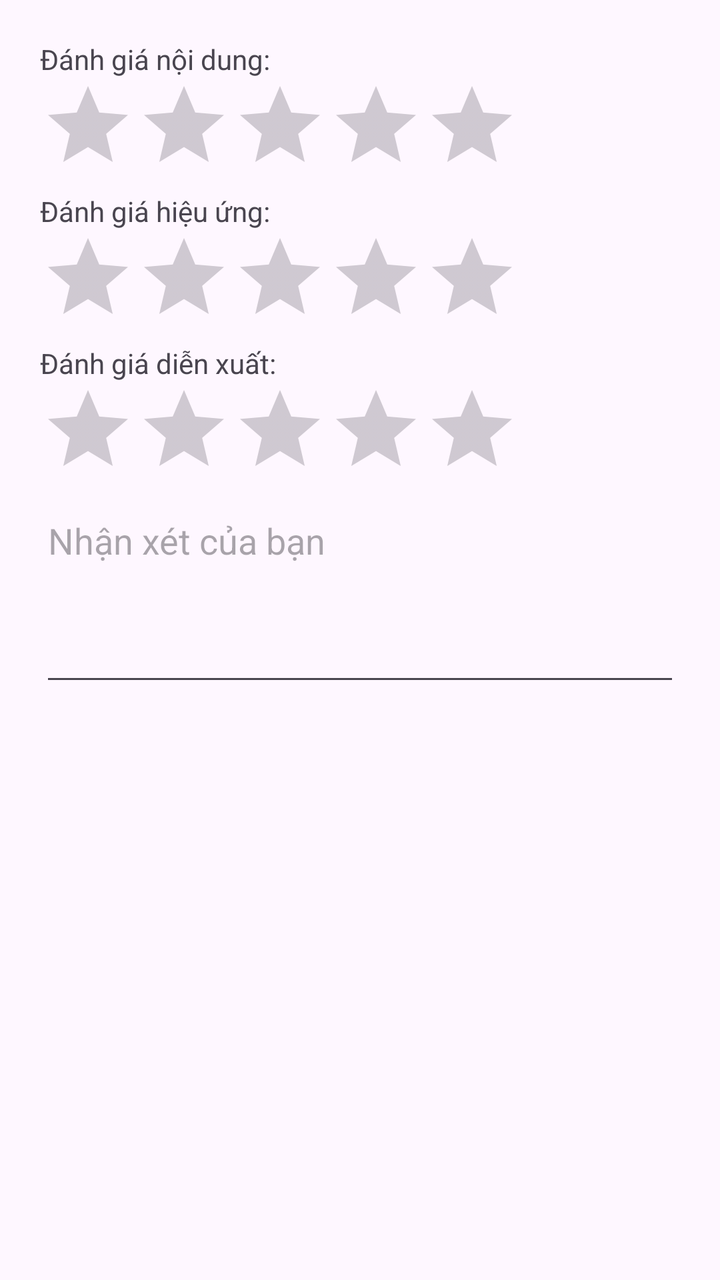
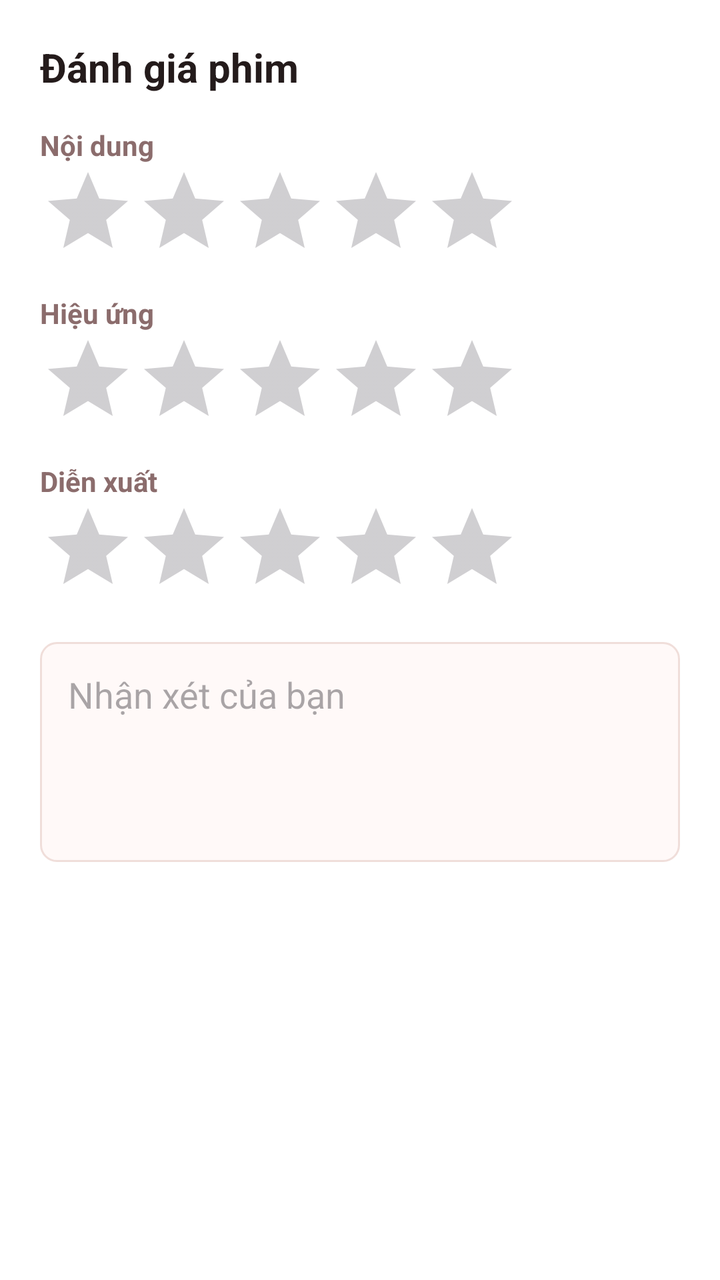

Compare the two renders of this Android layout. The source of the first and the diff that turns it into the second are given below.
<!-- AndroidManifest.xml: application theme Theme.DanhGiaPhim -->
<!-- res/layout/dialog_rate_movie.xml -->
<?xml version="1.0" encoding="utf-8"?>
<LinearLayout xmlns:android="http://schemas.android.com/apk/res/android"
    xmlns:tools="http://schemas.android.com/tools"
    android:layout_width="match_parent"
    android:layout_height="wrap_content"
    android:padding="20dp"
    tools:ignore="MissingDefaultResource">

    <LinearLayout
        android:orientation="vertical"
        android:layout_width="match_parent"
        android:layout_height="wrap_content">

        <TextView
            android:layout_width="wrap_content"
            android:layout_height="wrap_content"
            android:text="Đánh giá nội dung:" >
        </TextView>

        <RatingBar
            android:id="@+id/ratingContent"
            android:layout_width="wrap_content"
            android:layout_height="wrap_content"
            android:numStars="5"
            android:stepSize="1.0" />

        <TextView
            android:layout_width="wrap_content"
            android:layout_height="wrap_content"
            android:text="Đánh giá hiệu ứng:" />
        <RatingBar
            android:id="@+id/ratingEffect"
            android:layout_width="wrap_content"
            android:layout_height="wrap_content"
            android:numStars="5"
            android:stepSize="1.0" />

        <TextView
            android:layout_width="wrap_content"
            android:layout_height="wrap_content"
            android:text="Đánh giá diễn xuất:" />

        <RatingBar
            android:id="@+id/ratingCast"
            android:layout_width="wrap_content"
            android:layout_height="wrap_content"
            android:numStars="5"
            android:stepSize="1.0" />

        <EditText
            android:id="@+id/editComment"
            android:layout_width="match_parent"
            android:layout_height="100dp"
            android:hint="Nhận xét của bạn"
            android:gravity="top"
            android:inputType="textMultiLine" />

    </LinearLayout>
</LinearLayout>
<!-- resources referenced by this layout -->
<resources>
  <style name="Theme.DanhGiaPhim" parent="Base.Theme.DanhGiaPhim" />
  <style name="Base.Theme.DanhGiaPhim" parent="Theme.Material3.DayNight.NoActionBar">
          
          
      </style>
</resources>

<!-- the commit's change to res/layout/dialog_rate_movie.xml (unified diff, before → after) -->
@@ -3,57 +3,75 @@
     xmlns:tools="http://schemas.android.com/tools"
     android:layout_width="match_parent"
     android:layout_height="wrap_content"
+    android:background="@color/white"
+    android:orientation="vertical"
     android:padding="20dp"
     tools:ignore="MissingDefaultResource">
 
-    <LinearLayout
-        android:orientation="vertical"
+    <TextView
         android:layout_width="match_parent"
-        android:layout_height="wrap_content">
+        android:layout_height="wrap_content"
+        android:text="Đánh giá phim"
+        android:textColor="@color/app_text"
+        android:textSize="20sp"
+        android:textStyle="bold" />
 
-        <TextView
-            android:layout_width="wrap_content"
-            android:layout_height="wrap_content"
-            android:text="Đánh giá nội dung:" >
-        </TextView>
+    <TextView
+        android:layout_width="match_parent"
+        android:layout_height="wrap_content"
+        android:layout_marginTop="16dp"
+        android:text="Nội dung"
+        android:textColor="@color/app_text_muted"
+        android:textStyle="bold" />
 
-        <RatingBar
-            android:id="@+id/ratingContent"
-            android:layout_width="wrap_content"
-            android:layout_height="wrap_content"
-            android:numStars="5"
-            android:stepSize="1.0" />
+    <RatingBar
+        android:id="@+id/ratingContent"
+        android:layout_width="wrap_content"
+        android:layout_height="wrap_content"
+        android:numStars="5"
+        android:progressTint="@color/gold"
+        android:stepSize="1.0" />
 
-        <TextView
-            android:layout_width="wrap_content"
-            android:layout_height="wrap_content"
-            android:text="Đánh giá hiệu ứng:" />
-        <RatingBar
-            android:id="@+id/ratingEffect"
-            android:layout_width="wrap_content"
-            android:layout_height="wrap_content"
-            android:numStars="5"
-            android:stepSize="1.0" />
+    <TextView
+        android:layout_width="match_parent"
+        android:layout_height="wrap_content"
+        android:layout_marginTop="8dp"
+        android:text="Hiệu ứng"
+        android:textColor="@color/app_text_muted"
+        android:textStyle="bold" />
 
-        <TextView
-            android:layout_width="wrap_content"
-            android:layout_height="wrap_content"
-            android:text="Đánh giá diễn xuất:" />
+    <RatingBar
+        android:id="@+id/ratingEffect"
+        android:layout_width="wrap_content"
+        android:layout_height="wrap_content"
+        android:numStars="5"
+        android:progressTint="@color/gold"
+        android:stepSize="1.0" />
 
-        <RatingBar
-            android:id="@+id/ratingCast"
-            android:layout_width="wrap_content"
-            android:layout_height="wrap_content"
-            android:numStars="5"
-            android:stepSize="1.0" />
+    <TextView
+        android:layout_width="match_parent"
+        android:layout_height="wrap_content"
+        android:layout_marginTop="8dp"
+        android:text="Diễn xuất"
+        android:textColor="@color/app_text_muted"
+        android:textStyle="bold" />
 
-        <EditText
-            android:id="@+id/editComment"
-            android:layout_width="match_parent"
-            android:layout_height="100dp"
-            android:hint="Nhận xét của bạn"
-            android:gravity="top"
-            android:inputType="textMultiLine" />
+    <RatingBar
+        android:id="@+id/ratingCast"
+        android:layout_width="wrap_content"
+        android:layout_height="wrap_content"
+        android:numStars="5"
+        android:progressTint="@color/gold"
+        android:stepSize="1.0" />
 
-    </LinearLayout>
+    <EditText
+        android:id="@+id/editComment"
+        android:layout_width="match_parent"
+        android:layout_height="110dp"
+        android:layout_marginTop="14dp"
+        android:background="@drawable/bg_actor_form_input"
+        android:gravity="top|start"
+        android:hint="Nhận xét của bạn"
+        android:inputType="textMultiLine"
+        android:padding="14dp" />
 </LinearLayout>
<!-- resource entries referenced after the edit -->
@@ -1,5 +1,31 @@
 <!-- resources referenced by this layout -->
 <resources>
+  <color name="app_text">#241B1B</color>
+  <color name="app_text_muted">#8B6C6C</color>
+  <color name="gold">#faae2b</color>
+  <color name="white">#FFFFFFFF</color>
+  <!-- drawable bg_actor_form_input (drawable) -->
+  <?xml version="1.0" encoding="utf-8"?>
+  <selector xmlns:android="http://schemas.android.com/apk/res/android">
+      <item android:state_focused="true">
+          <shape android:shape="rectangle">
+              <solid android:color="#FFFFFF" />
+              <stroke
+                  android:width="2dp"
+                  android:color="#E85D5C" />
+              <corners android:radius="8dp" />
+          </shape>
+      </item>
+      <item>
+          <shape android:shape="rectangle">
+              <solid android:color="#FFF9F8" />
+              <stroke
+                  android:width="1dp"
+                  android:color="#F0DEDA" />
+              <corners android:radius="8dp" />
+          </shape>
+      </item>
+  </selector>
   <style name="Theme.DanhGiaPhim" parent="Base.Theme.DanhGiaPhim" />
   <style name="Base.Theme.DanhGiaPhim" parent="Theme.Material3.DayNight.NoActionBar">
           
